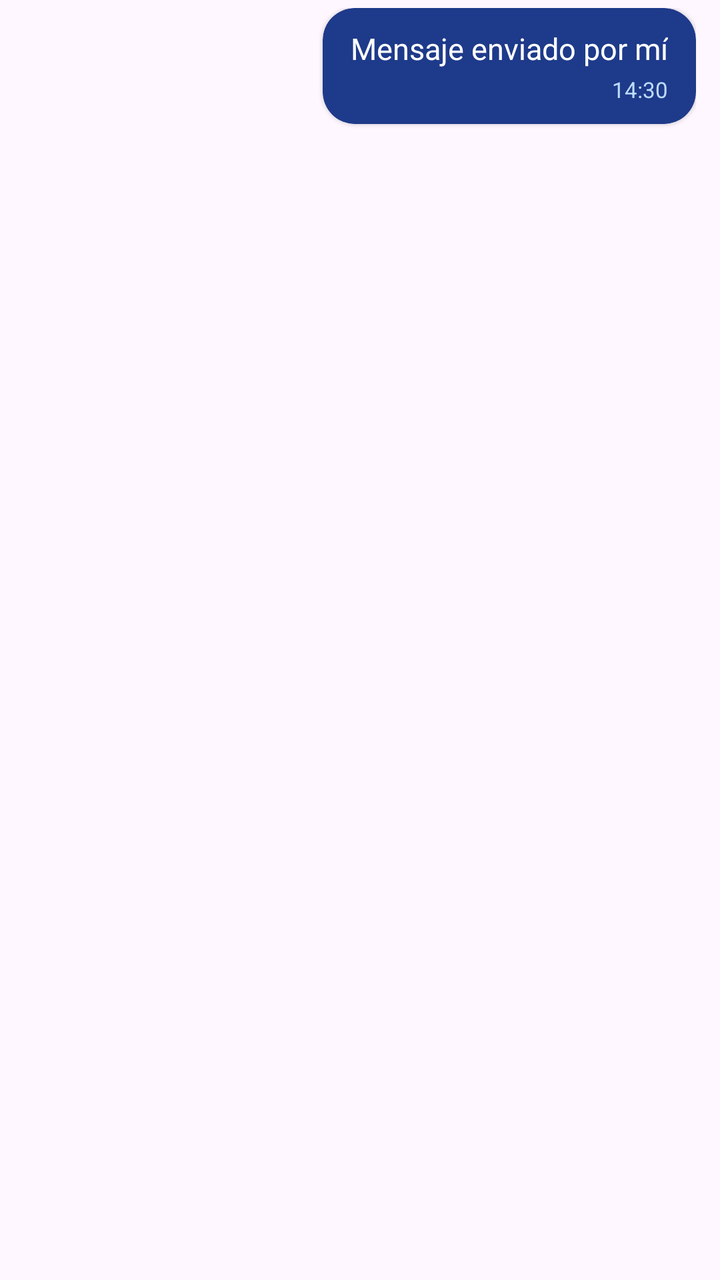
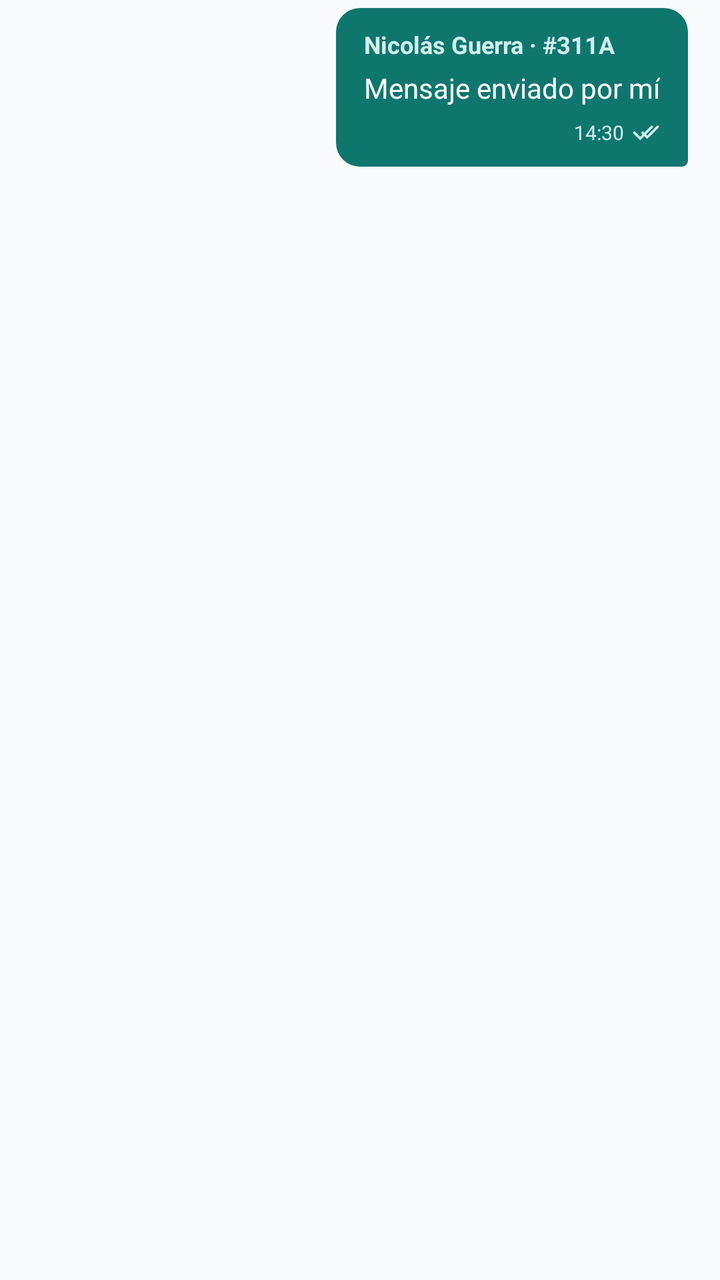

Two renders of the same Android screen: before a commit and after it. Below are the layout's source before the change and the commit's diff.
<!-- AndroidManifest.xml: application theme Theme.BarrioRed -->
<!-- res/layout/item_chat_sent.xml -->
<?xml version="1.0" encoding="utf-8"?>
<LinearLayout xmlns:android="http://schemas.android.com/apk/res/android"
    xmlns:app="http://schemas.android.com/apk/res-auto"
    android:layout_width="match_parent"
    android:layout_height="wrap_content"
    android:gravity="end"
    android:orientation="vertical"
    android:paddingStart="60dp"
    android:paddingEnd="12dp"
    android:paddingTop="4dp"
    android:paddingBottom="4dp">

    <com.google.android.material.card.MaterialCardView
        android:layout_width="wrap_content"
        android:layout_height="wrap_content"
        app:cardCornerRadius="16dp"
        app:cardElevation="1dp"
        app:strokeWidth="0dp"
        app:cardBackgroundColor="@color/chat_sent_bg">

        <LinearLayout
            android:layout_width="wrap_content"
            android:layout_height="wrap_content"
            android:orientation="vertical"
            android:paddingStart="14dp"
            android:paddingEnd="14dp"
            android:paddingTop="10dp"
            android:paddingBottom="10dp">

            <TextView
                android:id="@+id/tvSentMessage"
                android:layout_width="wrap_content"
                android:layout_height="wrap_content"
                android:text="Mensaje enviado por mí"
                android:textColor="@color/chat_sent_text"
                android:textSize="15sp" />

            <TextView
                android:id="@+id/tvSentTime"
                android:layout_width="wrap_content"
                android:layout_height="wrap_content"
                android:layout_gravity="end"
                android:layout_marginTop="3dp"
                android:text="14:30"
                android:textColor="#BFDBFE"
                android:textSize="11sp" />
        </LinearLayout>
    </com.google.android.material.card.MaterialCardView>
</LinearLayout>
<!-- resources referenced by this layout -->
<resources>
  <color name="chat_sent_bg">#1E3A8A</color>
  <color name="chat_sent_text">#FFFFFF</color>
  <style name="Theme.BarrioRed" parent="Theme.Material3.Light.NoActionBar">
          <item name="colorPrimary">@color/primary</item>
          <item name="colorOnPrimary">@color/white</item>
          <item name="colorSecondaryContainer">@color/primary_light</item>
          <item name="colorOnSecondaryContainer">@color/primary</item>
          <item name="android:statusBarColor">@color/card_surface</item>
          <item name="android:windowLightStatusBar">true</item>
          <item name="android:navigationBarColor">@color/card_surface</item>
          <item name="android:windowLightNavigationBar" tools:targetApi="o_mr1">true</item>
      </style>
  <color name="primary">#1E3A8A</color>
  <color name="white">#FFFFFFFF</color>
  <color name="primary_light">#DBEAFE</color>
  <color name="card_surface">#FFFFFF</color>
</resources>

<!-- the commit's change to res/layout/item_chat_sent.xml (unified diff, before → after) -->
@@ -1,49 +1,65 @@
 <?xml version="1.0" encoding="utf-8"?>
 <LinearLayout xmlns:android="http://schemas.android.com/apk/res/android"
-    xmlns:app="http://schemas.android.com/apk/res-auto"
     android:layout_width="match_parent"
     android:layout_height="wrap_content"
     android:gravity="end"
     android:orientation="vertical"
-    android:paddingStart="60dp"
-    android:paddingEnd="12dp"
+    android:paddingStart="56dp"
+    android:paddingEnd="16dp"
     android:paddingTop="4dp"
     android:paddingBottom="4dp">
 
-    <com.google.android.material.card.MaterialCardView
+    <LinearLayout
         android:layout_width="wrap_content"
         android:layout_height="wrap_content"
-        app:cardCornerRadius="16dp"
-        app:cardElevation="1dp"
-        app:strokeWidth="0dp"
-        app:cardBackgroundColor="@color/chat_sent_bg">
+        android:background="@drawable/bg_chat_sent"
+        android:orientation="vertical"
+        android:paddingStart="14dp"
+        android:paddingEnd="14dp"
+        android:paddingTop="10dp"
+        android:paddingBottom="10dp">
+
+        <TextView
+            android:id="@+id/tvSentSender"
+            android:layout_width="wrap_content"
+            android:layout_height="wrap_content"
+            android:text="Nicolás Guerra · #311A"
+            android:textColor="@color/chat_sent_meta"
+            android:textSize="12sp"
+            android:textStyle="bold" />
+
+        <TextView
+            android:id="@+id/tvSentMessage"
+            android:layout_width="wrap_content"
+            android:layout_height="wrap_content"
+            android:layout_marginTop="4dp"
+            android:text="Mensaje enviado por mí"
+            android:textColor="@color/chat_sent_text"
+            android:textSize="14sp"
+            android:lineSpacingExtra="2dp" />
 
         <LinearLayout
             android:layout_width="wrap_content"
             android:layout_height="wrap_content"
-            android:orientation="vertical"
-            android:paddingStart="14dp"
-            android:paddingEnd="14dp"
-            android:paddingTop="10dp"
-            android:paddingBottom="10dp">
-
-            <TextView
-                android:id="@+id/tvSentMessage"
-                android:layout_width="wrap_content"
-                android:layout_height="wrap_content"
-                android:text="Mensaje enviado por mí"
-                android:textColor="@color/chat_sent_text"
-                android:textSize="15sp" />
+            android:layout_gravity="end"
+            android:layout_marginTop="6dp"
+            android:gravity="center_vertical"
+            android:orientation="horizontal">
 
             <TextView
                 android:id="@+id/tvSentTime"
                 android:layout_width="wrap_content"
                 android:layout_height="wrap_content"
-                android:layout_gravity="end"
-                android:layout_marginTop="3dp"
                 android:text="14:30"
-                android:textColor="#BFDBFE"
-                android:textSize="11sp" />
+                android:textColor="@color/chat_sent_meta"
+                android:textSize="10sp" />
+
+            <ImageView
+                android:layout_width="14dp"
+                android:layout_height="14dp"
+                android:layout_marginStart="4dp"
+                android:src="@drawable/ic_check"
+                android:contentDescription="Enviado" />
         </LinearLayout>
-    </com.google.android.material.card.MaterialCardView>
+    </LinearLayout>
 </LinearLayout>
<!-- resource entries referenced after the edit -->
@@ -1,20 +1,47 @@
 <!-- resources referenced by this layout -->
 <resources>
-  <color name="chat_sent_bg">#1E3A8A</color>
+  <color name="chat_sent_meta">#D2F1EC</color>
+  <color name="chat_sent_bg">#0F766E</color>
   <color name="chat_sent_text">#FFFFFF</color>
+  <!-- drawable bg_chat_sent (drawable) -->
+  <shape xmlns:android="http://schemas.android.com/apk/res/android"
+      android:shape="rectangle">
+      <corners
+          android:topLeftRadius="12dp"
+          android:topRightRadius="12dp"
+          android:bottomLeftRadius="12dp"
+          android:bottomRightRadius="3dp" />
+      <solid android:color="@color/chat_sent_bg" />
+  </shape>
+  <!-- drawable ic_check (drawable) -->
+  <vector xmlns:android="http://schemas.android.com/apk/res/android"
+      android:width="16dp"
+      android:height="16dp"
+      android:viewportWidth="24"
+      android:viewportHeight="24">
+      <path
+          android:fillColor="#00000000"
+          android:strokeColor="#D2F1EC"
+          android:strokeWidth="2.2"
+          android:strokeLineCap="round"
+          android:strokeLineJoin="round"
+          android:pathData="M2,12l5,5L17,7M9,12l4,4l9,-9"/>
+  </vector>
   <style name="Theme.BarrioRed" parent="Theme.Material3.Light.NoActionBar">
           <item name="colorPrimary">@color/primary</item>
           <item name="colorOnPrimary">@color/white</item>
           <item name="colorSecondaryContainer">@color/primary_light</item>
           <item name="colorOnSecondaryContainer">@color/primary</item>
-          <item name="android:statusBarColor">@color/card_surface</item>
+          <item name="android:colorBackground">@color/bg_screen</item>
+          <item name="android:statusBarColor">@color/bg_screen</item>
           <item name="android:windowLightStatusBar">true</item>
           <item name="android:navigationBarColor">@color/card_surface</item>
           <item name="android:windowLightNavigationBar" tools:targetApi="o_mr1">true</item>
       </style>
-  <color name="primary">#1E3A8A</color>
+  <color name="primary">#0F766E</color>
   <color name="white">#FFFFFFFF</color>
-  <color name="primary_light">#DBEAFE</color>
+  <color name="primary_light">#E3F2EE</color>
+  <color name="bg_screen">#F8FAFC</color>
   <color name="card_surface">#FFFFFF</color>
 </resources>
 
